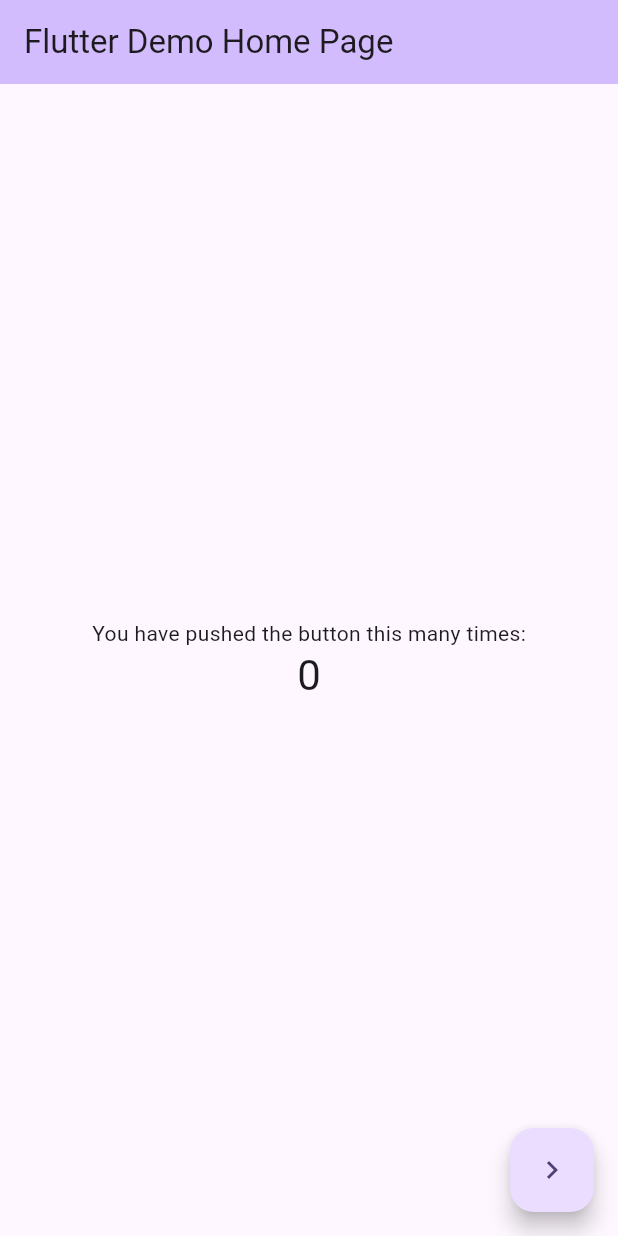
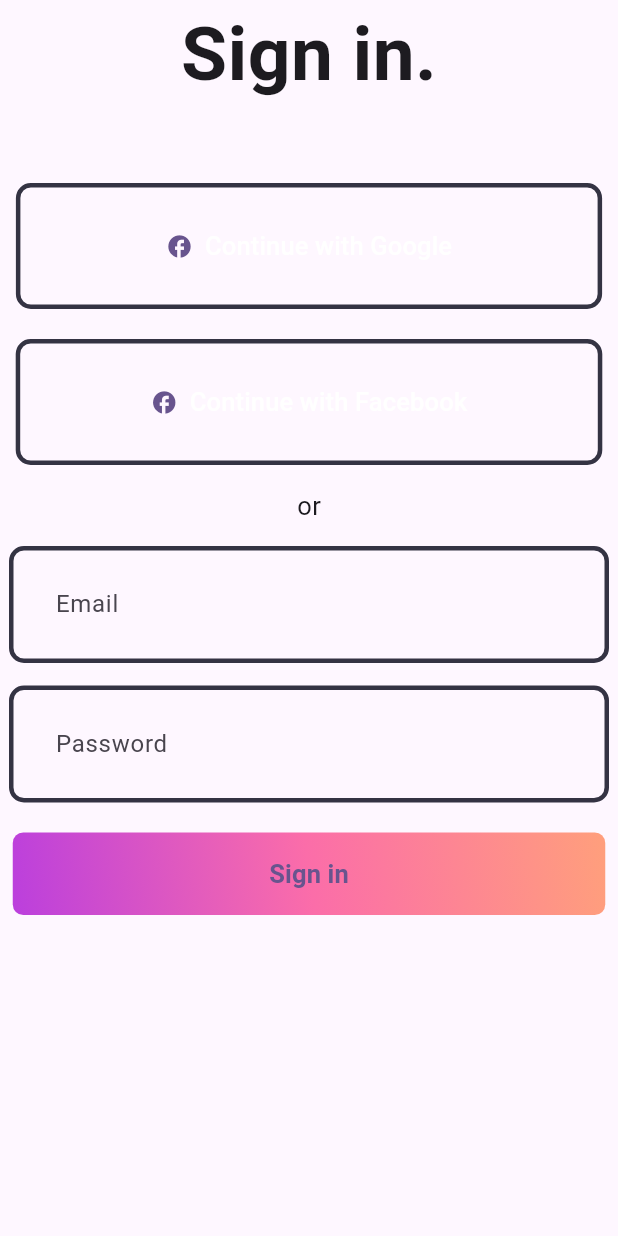
Before and after one commit to HamzaQaisrani5/flutter-bloc-learning, a Flutter app: the screen it shows after launch, on a phone screen of 412 x 824 dp. Run offline on Flutter 3.47's test engine with Material 3 defaults, Android fonts, the phone set to English and light mode, and no system bars; our stand-ins replace flutter_bloc, go_router.

Commit message:
todo with cubit state+auth with bloc, learn understanding of states+events in bloc auth flow

```diff
--- a/lib/bloc/counter_bloc.dart
+++ b/lib/counter_app/bloc/counter_bloc.dart
@@ -1,4 +1,4 @@
-import 'package:fl_bloc/bloc/counter_event.dart';
+import 'package:fl_bloc/counter_app/bloc/counter_event.dart';
 import 'package:flutter_bloc/flutter_bloc.dart';
 
 class CounterBloc extends Bloc<CounterEvent, int> {
--- a/lib/home_page.dart
+++ b/lib/counter_app/home_page.dart
@@ -1,6 +1,6 @@
-import 'package:fl_bloc/bloc/counter_bloc.dart';
-import 'package:fl_bloc/cubit/counter_cubit.dart';
-import 'package:fl_bloc/inc_dec_button.dart';
+import 'package:fl_bloc/counter_app/bloc/counter_bloc.dart';
+import 'package:fl_bloc/counter_app/cubit/counter_cubit.dart';
+import 'package:fl_bloc/counter_app/inc_dec_button.dart';
 import 'package:flutter/material.dart';
 import 'package:flutter_bloc/flutter_bloc.dart';
 import 'package:go_router/go_router.dart';
--- a/lib/inc_dec_button.dart
+++ b/lib/counter_app/inc_dec_button.dart
@@ -1,6 +1,6 @@
-import 'package:fl_bloc/bloc/counter_bloc.dart';
-import 'package:fl_bloc/cubit/counter_cubit.dart';
-import 'package:fl_bloc/bloc/counter_event.dart';
+import 'package:fl_bloc/counter_app/bloc/counter_bloc.dart';
+import 'package:fl_bloc/counter_app/cubit/counter_cubit.dart';
+import 'package:fl_bloc/counter_app/bloc/counter_event.dart';
 import 'package:flutter/material.dart';
 import 'package:flutter_bloc/flutter_bloc.dart';
 
--- /dev/null
+++ b/lib/login_form_app/app_colors.dart
@@ -0,0 +1,10 @@
+import 'package:flutter/material.dart';
+
+class Pallete {
+  static const Color backgroundColor = Color.fromRGBO(24, 24, 32, 1);
+  static const Color gradient1 = Color.fromRGBO(187, 63, 221, 1);
+  static const Color gradient2 = Color.fromRGBO(251, 109, 169, 1);
+  static const Color gradient3 = Color.fromRGBO(255, 159, 124, 1);
+  static const Color borderColor = Color.fromRGBO(52, 51, 67, 1);
+  static const Color whiteColor = Colors.white;
+}
--- /dev/null
+++ b/lib/login_form_app/bloc/auth_bloc.dart
@@ -0,0 +1,25 @@
+import 'package:flutter_bloc/flutter_bloc.dart';
+import 'package:flutter/foundation.dart';
+part 'auth_event.dart';
+part 'auth_state.dart';
+
+class AuthBloc extends Bloc<AuthEvent, AuthState> {
+  AuthBloc() : super(AuthInitial()) {
+    on<AuthRequested>((event, emit) async {
+      try {
+        if (event.password.length >= 6 &&
+            event.email.isNotEmpty &&
+            event.password.isNotEmpty) {
+          await Future.delayed(Duration(seconds: 1), () {
+            emit(AuthSuccess(successMsg: 'Success '));
+          });
+          // emit(AuthSuccess(successMsg: 'Login Completed'));
+        } else {
+          emit(AuthError(errorMsg: 'Something went Wrong'));
+        }
+      } catch (e) {
+        emit(AuthError(errorMsg: e.toString()));
+      }
+    });
+  }
+}
--- /dev/null
+++ b/lib/login_form_app/bloc/auth_event.dart
@@ -0,0 +1,10 @@
+part of 'auth_bloc.dart';
+
+@immutable
+sealed class AuthEvent {}
+
+final class AuthRequested extends AuthEvent {
+  final String email;
+  final String password;
+  AuthRequested({required this.email, required this.password});
+}
--- /dev/null
+++ b/lib/login_form_app/bloc/auth_state.dart
@@ -0,0 +1,19 @@
+part of 'auth_bloc.dart';
+
+@immutable
+sealed class AuthState {}
+
+final class AuthInitial extends AuthState {}
+
+final class AuthSuccess extends AuthState {
+  final String successMsg;
+
+  AuthSuccess({required this.successMsg});
+}
+
+final class AuthError extends AuthState {
+  final String errorMsg;
+
+  AuthError({required this.errorMsg});
+
+}
--- /dev/null
+++ b/lib/login_form_app/pages/login_page.dart
@@ -0,0 +1,89 @@
+import 'package:fl_bloc/login_form_app/bloc/auth_bloc.dart';
+import 'package:fl_bloc/login_form_app/pages/widgets/gradient_button.dart';
+import 'package:fl_bloc/login_form_app/pages/widgets/login_field.dart';
+import 'package:fl_bloc/login_form_app/pages/widgets/social_button.dart';
+import 'package:flutter/material.dart';
+import 'package:flutter_bloc/flutter_bloc.dart';
+
+class LoginScreen extends StatefulWidget {
+  const LoginScreen({Key? key}) : super(key: key);
+
+  @override
+  State<LoginScreen> createState() => _LoginScreenState();
+}
+
+class _LoginScreenState extends State<LoginScreen> {
+  final emailController = TextEditingController();
+  final passwordController = TextEditingController();
+
+  @override
+  Widget build(BuildContext context) {
+    final authBloc = BlocProvider.of<AuthBloc>(context);
+
+    return Scaffold(
+      body: BlocListener<AuthBloc, AuthState>(
+        listener: (context, state) {
+          if (state is AuthError) {
+            ScaffoldMessenger.of(context).showSnackBar(
+              SnackBar(
+                content: Text(state.errorMsg),
+                backgroundColor: Colors.red,
+              ),
+            );
+          } else if (state is AuthSuccess) {
+            ScaffoldMessenger.of(context).showSnackBar(
+              SnackBar(
+                content: Text(state.successMsg),
+                backgroundColor: Colors.green,
+              ),
+            );
+          } else {
+            null;
+          }
+        },
+        child: SingleChildScrollView(
+          child: Center(
+            child: Column(
+              children: [
+                // Image.asset('assets/images/signin_balls.png'),
+                const Text(
+                  'Sign in.',
+                  style: TextStyle(fontWeight: FontWeight.bold, fontSize: 50),
+                ),
+                const SizedBox(height: 50),
+                const SocialButton(iconPath: '', label: 'Continue with Google'),
+                const SizedBox(height: 20),
+                const SocialButton(
+                  iconPath: 'assets/svgs/f_logo.svg',
+                  label: 'Continue with Facebook',
+                  horizontalPadding: 90,
+                ),
+                const SizedBox(height: 15),
+                const Text('or', style: TextStyle(fontSize: 17)),
+                const SizedBox(height: 15),
+                LoginField(hintText: 'Email', controller: emailController),
+                const SizedBox(height: 15),
+                LoginField(
+                  hintText: 'Password',
+                  controller: passwordController,
+                ),
+                const SizedBox(height: 20),
+                GradientButton(
+                  onPressed: () {
+                    // context.read<AuthBloc>().add(AuthRequested());
+                    authBloc.add(
+                      AuthRequested(
+                        email: emailController.text.trim(),
+                        password: passwordController.text.trim(),
+                      ),
+                    );
+                  },
+                ),
+              ],
+            ),
+          ),
+        ),
+      ),
+    );
+  }
+}
--- /dev/null
+++ b/lib/login_form_app/pages/widgets/gradient_button.dart
@@ -0,0 +1,33 @@
+import 'package:fl_bloc/login_form_app/app_colors.dart';
+import 'package:flutter/material.dart';
+
+class GradientButton extends StatelessWidget {
+  VoidCallback onPressed;
+   GradientButton({super.key, required this.onPressed});
+
+  @override
+  Widget build(BuildContext context) {
+    return Container(
+      decoration: BoxDecoration(
+        gradient: const LinearGradient(
+          colors: [Pallete.gradient1, Pallete.gradient2, Pallete.gradient3],
+          begin: Alignment.bottomLeft,
+          end: Alignment.topRight,
+        ),
+        borderRadius: BorderRadius.circular(7),
+      ),
+      child: ElevatedButton(
+        onPressed: onPressed,
+        style: ElevatedButton.styleFrom(
+          fixedSize: const Size(395, 55),
+          backgroundColor: Colors.transparent,
+          shadowColor: Colors.transparent,
+        ),
+        child: const Text(
+          'Sign in',
+          style: TextStyle(fontWeight: FontWeight.w600, fontSize: 17),
+        ),
+      ),
+    );
+  }
+}
--- /dev/null
+++ b/lib/login_form_app/pages/widgets/login_field.dart
@@ -0,0 +1,42 @@
+import 'package:fl_bloc/login_form_app/app_colors.dart';
+import 'package:flutter/material.dart';
+
+class LoginField extends StatelessWidget {
+  final String hintText;
+  final TextEditingController controller;
+  const LoginField({
+    Key? key,
+    required this.hintText,
+    required this.controller,
+  }) : super(key: key);
+
+  @override
+  Widget build(BuildContext context) {
+    return ConstrainedBox(
+      constraints: const BoxConstraints(
+        maxWidth: 400,
+      ),
+      child: TextFormField(
+        controller: controller,
+        decoration: InputDecoration(
+          contentPadding: const EdgeInsets.all(27),
+          enabledBorder: OutlineInputBorder(
+            borderSide: const BorderSide(
+              color: Pallete.borderColor,
+              width: 3,
+            ),
+            borderRadius: BorderRadius.circular(10),
+          ),
+          focusedBorder: OutlineInputBorder(
+            borderSide: const BorderSide(
+              color: Pallete.gradient2,
+              width: 3,
+            ),
+            borderRadius: BorderRadius.circular(10),
+          ),
+          hintText: hintText,
+        ),
+      ),
+    );
+  }
+}
--- /dev/null
+++ b/lib/login_form_app/pages/widgets/social_button.dart
@@ -0,0 +1,39 @@
+import 'package:fl_bloc/login_form_app/app_colors.dart';
+import 'package:flutter/material.dart';
+
+class SocialButton extends StatelessWidget {
+  final String? iconPath;
+  final String? label;
+  final double horizontalPadding;
+  const SocialButton({
+    super.key,
+    this.iconPath,
+    this.label,
+    this.horizontalPadding = 100,
+  });
+
+  @override
+  Widget build(BuildContext context) {
+    return TextButton.icon(
+      onPressed: () {},
+      icon: Icon(Icons.facebook),
+      label: Text(
+        label??'',
+        style: const TextStyle(
+          color: Pallete.whiteColor,
+          fontSize: 17,
+        ),
+      ),
+      style: TextButton.styleFrom(
+        padding: EdgeInsets.symmetric(vertical: 30, horizontal: horizontalPadding),
+        shape: RoundedRectangleBorder(
+          side: const BorderSide(
+            color: Pallete.borderColor,
+            width: 3,
+          ),
+          borderRadius: BorderRadius.circular(10),
+        ),
+      ),
+    );
+  }
+}
--- a/lib/main.dart
+++ b/lib/main.dart
@@ -1,7 +1,11 @@
-import 'package:fl_bloc/bloc/counter_bloc.dart';
-import 'package:fl_bloc/cubit/counter_cubit.dart';
-import 'package:fl_bloc/home_page.dart';
-import 'package:fl_bloc/routing/router.dart';
+import 'package:fl_bloc/counter_app/bloc/counter_bloc.dart';
+import 'package:fl_bloc/counter_app/cubit/counter_cubit.dart';
+import 'package:fl_bloc/counter_app/home_page.dart';
+import 'package:fl_bloc/login_form_app/bloc/auth_bloc.dart';
+import 'package:fl_bloc/login_form_app/pages/login_page.dart';
+import 'package:fl_bloc/todo_list/add_todo_page.dart';
+import 'package:fl_bloc/todo_list/cubit/task_cubit.dart';
+import 'package:fl_bloc/todo_list/todo_list.dart';
 import 'package:flutter/material.dart';
 import 'package:flutter_bloc/flutter_bloc.dart';
 
@@ -14,18 +18,26 @@ class MyApp extends StatelessWidget {
 
   @override
   Widget build(BuildContext context) {
-    return MultiBlocProvider(
+    return
+    MultiBlocProvider(
       providers: [
         BlocProvider(create: (_) => CounterCubit()),
         BlocProvider(create: (_) => CounterBloc()),
+        BlocProvider(create: (_)=> TaskCubit()),
+        BlocProvider(create: (_)=> AuthBloc())
       ],
 
-      child: MaterialApp(
-        // routerConfig: AppRouter.appRouter,
+      child:
+      MaterialApp(
+        initialRoute: '/',
+        routes: {
+          '/': (_)=> LoginScreen(),
+          '/add-todo': (_)=> AddTodoPage(),
+        },
         title: 'Flutter Demo',
         theme: ThemeData(colorScheme: .fromSeed(seedColor: Colors.deepPurple)),
-        home: const MyHomePage(title: 'Flutter Demo Home Page'),
-      ),
-    );
+        // home: TodoList()  //const MyHomePage(title: 'Flutter Demo Home Page'),
+
+    ));
   }
 }
--- a/lib/routing/route_names.dart
+++ /dev/null
@@ -1,4 +0,0 @@
-class RouteNames {
-  static final homePage = '/homePage';
-  static final incdecButton = '/incdecButton';
-}
--- a/lib/routing/router.dart
+++ /dev/null
@@ -1,23 +0,0 @@
-import 'package:fl_bloc/home_page.dart';
-import 'package:fl_bloc/inc_dec_button.dart';
-import 'package:fl_bloc/routing/route_names.dart';
-import 'package:go_router/go_router.dart';
-
-class AppRouter {
-  static final appRouter = GoRouter(
-    initialLocation: RouteNames.homePage,
-    routes: [
-      GoRoute(
-        path: RouteNames.homePage,
-        name: RouteNames.homePage,
-        builder: (context, state) => MyHomePage(title: 'LOYA PHAR'),
-      ),
-
-      GoRoute(
-        path: RouteNames.incdecButton,
-        name: RouteNames.incdecButton,
-        builder: (context, state) => IncDecButton(),
-      ),
-    ],
-  );
-}
```
Also changed, not shown: lib/todo_list/add_todo_page.dart (added, +40 -0 lines), lib/todo_list/cubit/task_cubit.dart (added, +30 -0 lines), lib/todo_list/todo_list.dart (added, +38 -0 lines), lib/counter_app/bloc/counter_event.dart (renamed from lib/bloc/counter_event.dart), lib/counter_app/cubit/counter_cubit.dart (renamed from lib/cubit/counter_cubit.dart).
